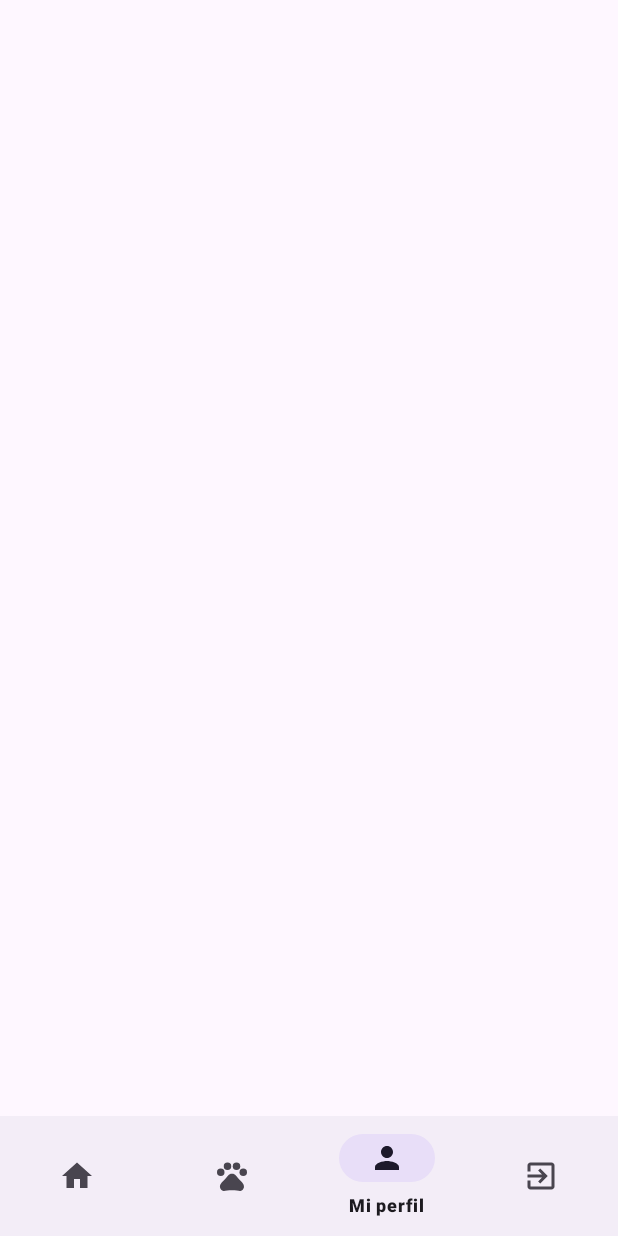
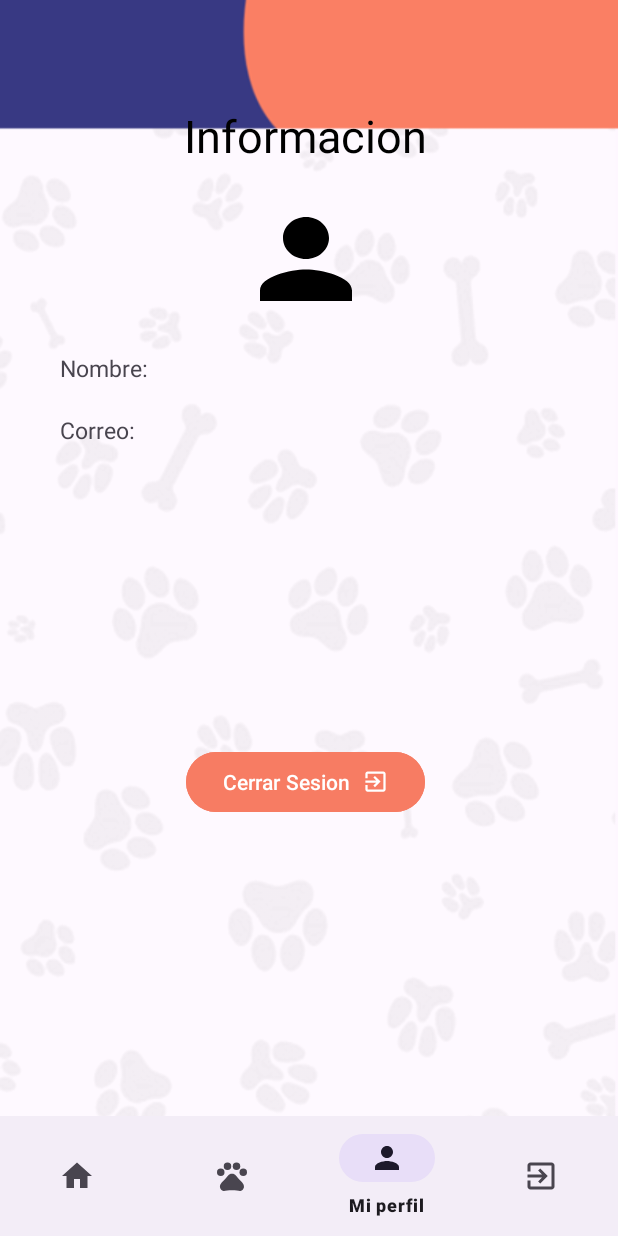
Before and after one commit to M0nroy/PETMATCH_Proyecto, an Android app: the screen it shows after launch once a user with an empty profile is signed in (Bienvenida), item 3 of the bottom bar chosen, on a phone screen of 412 x 824 dp. Run offline under Robolectric (Android 15) with nearby library versions, the phone set to English and light mode, and no system bars; our stand-ins replace Firebase (no records; nobody signed in at launch, a user with empty details on screens opened directly); 1 statement that could not run was skipped.

Commit message:
creacion y enrutamiento del fragmento fragment_myprofile.xml

```diff
--- a/app/src/main/java/com/example/petmatch/Bienvenida.java
+++ b/app/src/main/java/com/example/petmatch/Bienvenida.java
@@ -1,16 +1,44 @@
 package com.example.petmatch;
 
 import androidx.appcompat.app.AppCompatActivity;
+import androidx.fragment.app.Fragment;
+import androidx.fragment.app.FragmentManager;
+import androidx.fragment.app.FragmentTransaction;
 
 import android.os.Bundle;
 
+import com.example.petmatch.databinding.ActivityBienvenidaBinding;
+import com.example.petmatch.databinding.ActivityMainBinding;
+
 public class Bienvenida extends AppCompatActivity {
+
+    ActivityBienvenidaBinding mainBinding;
 
     @Override
     protected void onCreate(Bundle savedInstanceState) {
         super.onCreate(savedInstanceState);
-        setContentView(R.layout.activity_bienvenida);
+
+        mainBinding = ActivityBienvenidaBinding.inflate(getLayoutInflater());
+        setContentView(mainBinding.getRoot());
+        replaceFragment();
+        mainBinding.bottomNavigationView.setOnItemSelectedListener(item->
+        {
+
+            if(  item.getItemId()==R.id.mi_perfil){
+                replaceFragment(new myprofileFragment());
+            }
+            return true;
+        });
     }
 
+private void replaceFragment(Fragment fragment){
+
+    FragmentManager fragmentManager = getSupportFragmentManager();
+    FragmentTransaction fragmentTransaction = fragmentManager.beginTransaction();
+
+    fragmentTransaction.replace(R.id.container_parent,fragment);
+
+    fragmentTransaction.commit();
 
 }
+}
--- /dev/null
+++ b/app/src/main/java/com/example/petmatch/myprofileFragment.java
@@ -0,0 +1,99 @@
+package com.example.petmatch;
+
+import android.os.Bundle;
+import android.view.LayoutInflater;
+import android.view.View;
+import android.view.ViewGroup;
+import android.widget.TextView;
+
+import androidx.fragment.app.Fragment;
+
+import com.google.firebase.auth.FirebaseAuth;
+import com.google.firebase.auth.FirebaseUser;
+
+/**
+ * A simple {@link Fragment} subclass.
+ * Use the {@link myprofileFragment#newInstance} factory method to
+ * create an instance of this fragment.
+ */
+public class myprofileFragment extends Fragment {
+
+    // TODO: Rename parameter arguments, choose names that match
+    // the fragment initialization parameters, e.g. ARG_ITEM_NUMBER
+    private static final String ARG_PARAM1 = "param1";
+    private static final String ARG_PARAM2 = "param2";
+
+    //mis propios parametros
+    private TextView nombre, correo;
+
+    // TODO: Rename and change types of parameters
+    private String mParam1;
+    private String mParam2;
+
+    public myprofileFragment() {
+        // Required empty public constructor
+    }
+
+    /**
+     * Use this factory method to create a new instance of
+     * this fragment using the provided parameters.
+     *
+     * @param param1 Parameter 1.
+     * @param param2 Parameter 2.
+     * @return A new instance of fragment myprofileFragment.
+     */
+    // TODO: Rename and change types and number of parameters
+    public static myprofileFragment newInstance(String param1, String param2) {
+        myprofileFragment fragment = new myprofileFragment();
+        Bundle args = new Bundle();
+        args.putString(ARG_PARAM1, param1);
+        args.putString(ARG_PARAM2, param2);
+        fragment.setArguments(args);
+        return fragment;
+    }
+
+
+    @Override
+    public void onCreate(Bundle savedInstanceState) {
+        super.onCreate(savedInstanceState);
+        if (getArguments() != null) {
+            mParam1 = getArguments().getString(ARG_PARAM1);
+            mParam2 = getArguments().getString(ARG_PARAM2);
+        }
+    }
+
+    public void cerrarSesion(View view) throws Throwable {
+            FirebaseAuth.getInstance().signOut();
+            finalize();
+    }
+
+    @Override
+    public View onCreateView(LayoutInflater inflater, ViewGroup container,
+                             Bundle savedInstanceState) {
+        View v= inflater.inflate(R.layout.fragment_myprofile,container,false);
+        nombre = v.findViewById(R.id.tvNombre);
+        correo = v.findViewById(R.id.tvCorreo);
+
+        FirebaseUser user = FirebaseAuth.getInstance().getCurrentUser();
+        if (user != null) {
+
+            String name = user.getDisplayName();
+            String email = user.getEmail();
+
+            if (name != null) {
+                nombre.setText("Nombre: " + name);
+            }
+
+            if (email != null) {
+                correo.setText("Correo: " + email);
+            }
+
+            boolean emailVerified = user.isEmailVerified();
+
+            String uid = user.getUid();
+        }
+
+        // Inflate the layout for this fragment
+        return v;
+    }
+}
--- a/app/src/main/res/layout/activity_bienvenida.xml
+++ b/app/src/main/res/layout/activity_bienvenida.xml
@@ -8,6 +8,7 @@
     tools:context=".Bienvenida">
 
     <FrameLayout
+        android:id="@+id/container_parent"
         android:layout_width="0dp"
         android:layout_height="fill_parent"
         app:layout_constraintBottom_toBottomOf="@+id/bottomNavigationView"
--- /dev/null
+++ b/app/src/main/res/layout/fragment_myprofile.xml
@@ -0,0 +1,67 @@
+<?xml version="1.0" encoding="utf-8"?>
+<LinearLayout xmlns:android="http://schemas.android.com/apk/res/android"
+    xmlns:app="http://schemas.android.com/apk/res-auto"
+    xmlns:tools="http://schemas.android.com/tools"
+    android:layout_width="match_parent"
+    android:layout_height="match_parent"
+    android:orientation="vertical"
+    android:padding="40dp"
+    android:background="@drawable/font1"
+    tools:context=".PerfilUsuario">
+
+
+    <LinearLayout
+        android:layout_width="328dp"
+        android:layout_height="wrap_content"
+        android:orientation="vertical">
+
+        <TextView
+            android:layout_width="wrap_content"
+            android:layout_height="wrap_content"
+            android:layout_marginTop="30sp"
+            android:text="Informacion"
+            android:layout_gravity="center"
+            android:textColor="@color/black"
+            android:textSize="30sp"/>
+
+        <ImageView
+            android:id="@+id/fotoUsuario"
+            android:layout_width="92dp"
+            android:layout_height="84dp"
+            android:layout_gravity="center"
+            android:layout_marginTop="20dp"
+            android:background="@drawable/person" />
+
+        <TextView
+            android:id="@+id/tvNombre"
+            android:layout_width="wrap_content"
+            android:layout_height="wrap_content"
+            android:layout_marginTop="20sp"
+            android:layout_weight="1"
+            android:text="Nombre:"
+            android:textSize="15sp" />
+
+        <TextView
+            android:id="@+id/tvCorreo"
+            android:layout_width="wrap_content"
+            android:layout_height="wrap_content"
+            android:layout_marginTop="20sp"
+            android:layout_weight="1"
+            android:text="Correo:"
+            android:textSize="15sp" />
+
+        <com.google.android.material.button.MaterialButton
+            android:layout_width="wrap_content"
+            android:layout_height="wrap_content"
+            android:layout_gravity="center"
+            android:layout_marginTop="200dp"
+            android:backgroundTint="#F77C63"
+            android:onClick="cerrarSesion"
+            android:text="Cerrar Sesion"
+            app:icon="@drawable/exit"
+            app:iconGravity="textEnd">
+        </com.google.android.material.button.MaterialButton>
+    </LinearLayout>
+
+
+</LinearLayout>
```
